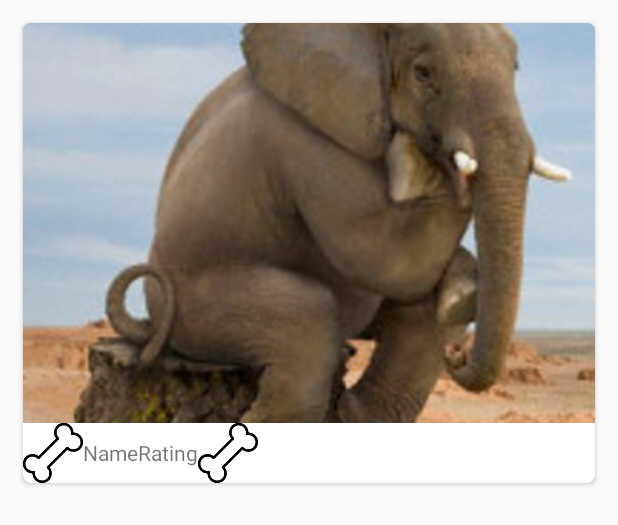
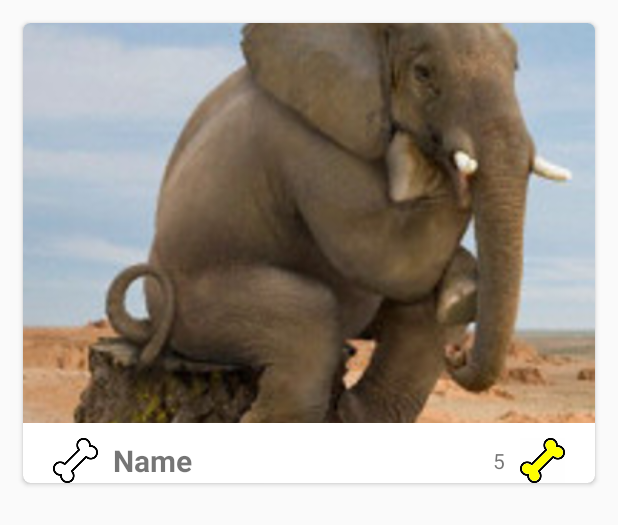
Before and after one commit to elNapoli/petOperation, an Android app: the layout cardview_pet.xml on its own in the app's theme, with its tools: preview values and no code run, on a phone screen of 412 x 824 dp. Shown: the top 525 px of the screen. Run offline under Robolectric (Android 15) with nearby library versions, the phone set to English and light mode, and no system bars.

Commit message:
se finalizo el card view, por lo que se pasa a la siguiente etapa

```diff
--- a/app/src/main/res/layout/cardview_pet.xml
+++ b/app/src/main/res/layout/cardview_pet.xml
@@ -22,24 +22,29 @@
             android:scaleType="centerCrop"
             android:src="@drawable/elefante" />
 
-        <LinearLayout
+        <RelativeLayout
             android:layout_width="wrap_content"
-            android:layout_height="wrap_content"
-            android:orientation="horizontal">
+            android:layout_height="wrap_content">
             <LinearLayout
                 android:layout_width="wrap_content"
-                android:layout_height="wrap_content">
+                android:layout_height="wrap_content"
+                android:layout_marginLeft="@dimen/mb_20"
+                android:layout_marginTop="@dimen/margin_10"
+                android:layout_alignParentLeft="true">
                 <ImageView
                     android:id="@+id/ivBoneOn"
-                    android:layout_width="40dp"
-                    android:layout_height="40dp"
+                    android:layout_width="@dimen/bone"
+                    android:layout_height="@dimen/bone"
                     android:src="@drawable/animals_dog_bone_icon"/>
                 <TextView
                     android:id="@+id/tvName"
                     android:layout_width="wrap_content"
                     android:layout_gravity="center_vertical"
                     android:layout_height="wrap_content"
-                    android:text="@string/name_pet"/>
+                    android:text="@string/name_pet"
+                    android:textStyle="bold"
+                    android:layout_marginLeft="@dimen/margin_10"
+                    android:textSize="@dimen/mb_20"/>
 
 
             </LinearLayout>
@@ -48,23 +53,27 @@
                 android:layout_width="wrap_content"
                 android:layout_height="wrap_content"
                 android:orientation="horizontal"
-                android:layout_gravity="right">
+                android:layout_marginTop="@dimen/margin_10"
+                android:layout_marginRight="@dimen/mb_20"
+                android:layout_alignParentRight="true">
 
                 <TextView
                     android:id="@+id/tvRating"
                     android:layout_width="wrap_content"
                     android:layout_gravity="center_vertical"
                     android:layout_height="wrap_content"
+                    android:layout_marginRight="@dimen/margin_10"
+
                     android:text="@string/rating"/>
                 <ImageView
                     android:id="@+id/ivBoneOff"
-                    android:layout_width="40dp"
-                    android:layout_height="40dp"
-                    android:src="@drawable/animals_dog_bone_icon"/>
+                    android:layout_width="@dimen/bone"
+                    android:layout_height="@dimen/bone"
+                    android:src="@drawable/bone_off"/>
 
             </LinearLayout>
 
-        </LinearLayout>
+        </RelativeLayout>
 
     </LinearLayout>
 
--- a/app/src/main/res/values/dimen.xml
+++ b/app/src/main/res/values/dimen.xml
@@ -2,6 +2,8 @@
 <resources>
     <dimen name="mb_20">20dp</dimen>
     <dimen name="rcv_5">5dp</dimen>
+    <dimen name="margin_10">10dp</dimen>
+    <dimen name="bone">30dp</dimen>
     <dimen name="name_profile">20sp</dimen>
     <dimen name="margin_15">15dp</dimen>
 </resources>
--- a/app/src/main/res/values/strings.xml
+++ b/app/src/main/res/values/strings.xml
@@ -1,6 +1,6 @@
 <resources>
     <string name="app_name">Petagram</string>
     <string name="name_pet">Name</string>
-    <string name="rating">Rating</string>
+    <string name="rating">5</string>
 
 </resources>
```
Also changed, not shown: app/src/main/res/drawable-hdpi/bone_off.png (added), app/src/main/res/drawable-mdpi/bone_off.png (added), app/src/main/res/drawable-xhdpi/bone_off.png (added), app/src/main/res/drawable-xxhdpi/bone_off.png (added), app/src/main/res/drawable-xxxhdpi/bone_off.png (added).
